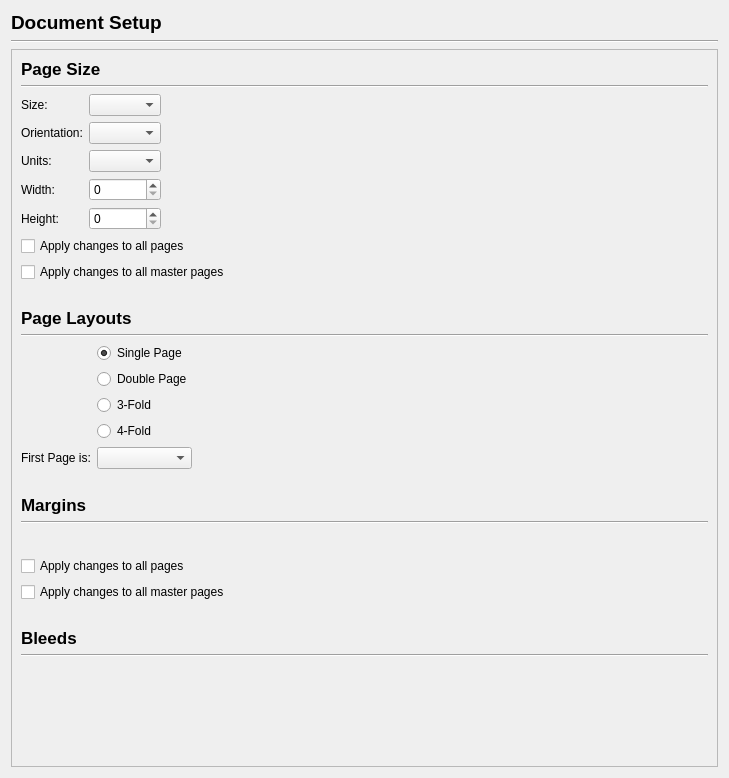
Above: scribus/ui/prefs_documentsetupbase.ui from scribusproject/scribus before the change. Below: the same form after it.
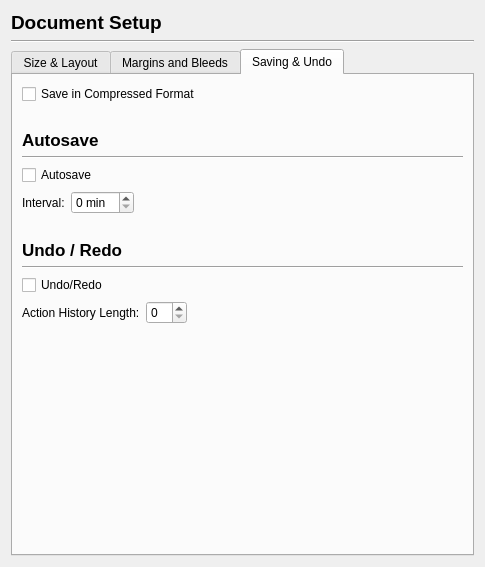
That is the form after the change. Custom widgets are drawn as their Qt base class.

Commit message: Adjust include style as the types are directly used, and bump revision for sync issue

The edit to the form file:
```diff
--- a/scribus/ui/prefs_documentsetupbase.ui
+++ b/scribus/ui/prefs_documentsetupbase.ui
@@ -6,8 +6,8 @@
    <rect>
     <x>0</x>
     <y>0</y>
-    <width>729</width>
-    <height>778</height>
+    <width>485</width>
+    <height>567</height>
    </rect>
   </property>
   <property name="windowTitle">
@@ -36,20 +36,15 @@
     </widget>
    </item>
    <item>
-    <widget class="QScrollArea" name="scrollArea">
-     <property name="widgetResizable">
-      <bool>true</bool>
+    <widget class="QTabWidget" name="tabWidget">
+     <property name="currentIndex">
+      <number>2</number>
      </property>
-     <widget class="QWidget" name="scrollAreaWidgetContents">
-      <property name="geometry">
-       <rect>
-        <x>0</x>
-        <y>0</y>
-        <width>686</width>
-        <height>776</height>
-       </rect>
-      </property>
-      <layout class="QVBoxLayout" name="verticalLayout_2">
+     <widget class="QWidget" name="tab">
+      <attribute name="title">
+       <string>Size &amp;&amp; Layout</string>
+      </attribute>
+      <layout class="QVBoxLayout" name="verticalLayout_4">
        <item>
         <widget class="QLabel" name="label_2">
          <property name="font">
@@ -72,8 +67,6 @@
         </widget>
        </item>
        <item>
-        <layout class="QHBoxLayout" name="horizontalLayout_2">
-         <item>
           <layout class="QFormLayout" name="formLayout">
            <item row="0" column="0">
             <widget class="QLabel" name="pageSizeLabel">
@@ -143,21 +136,6 @@
           </layout>
          </item>
          <item>
-          <spacer name="horizontalSpacer">
-           <property name="orientation">
-            <enum>Qt::Horizontal</enum>
-           </property>
-           <property name="sizeHint" stdset="0">
-            <size>
-             <width>40</width>
-             <height>20</height>
-            </size>
-           </property>
-          </spacer>
-         </item>
-        </layout>
-       </item>
-       <item>
         <widget class="QCheckBox" name="applySizesToAllPagesCheckBox">
          <property name="text">
           <string>Apply changes to all pages</string>
@@ -209,8 +187,6 @@
         </widget>
        </item>
        <item>
-        <layout class="QHBoxLayout" name="horizontalLayout">
-         <item>
           <layout class="QFormLayout" name="formLayout_2">
            <property name="sizeConstraint">
             <enum>QLayout::SetDefaultConstraint</enum>
@@ -274,28 +250,10 @@
           </layout>
          </item>
          <item>
-          <spacer name="horizontalSpacer_2">
-           <property name="orientation">
-            <enum>Qt::Horizontal</enum>
-           </property>
-           <property name="sizeHint" stdset="0">
-            <size>
-             <width>40</width>
-             <height>20</height>
-            </size>
-           </property>
-          </spacer>
-         </item>
-        </layout>
-       </item>
-       <item>
-        <spacer name="verticalSpacer_2">
+        <spacer name="verticalSpacer_5">
          <property name="orientation">
           <enum>Qt::Vertical</enum>
          </property>
-         <property name="sizeType">
-          <enum>QSizePolicy::Fixed</enum>
-         </property>
          <property name="sizeHint" stdset="0">
           <size>
            <width>20</width>
@@ -304,6 +262,13 @@
          </property>
         </spacer>
        </item>
+      </layout>
+     </widget>
+     <widget class="QWidget" name="tab_2">
+      <attribute name="title">
+       <string>Margins and Bleeds</string>
+      </attribute>
+      <layout class="QVBoxLayout" name="verticalLayout_3">
        <item>
         <widget class="QLabel" name="label_8">
          <property name="font">
@@ -421,13 +386,183 @@
          <property name="orientation">
           <enum>Qt::Vertical</enum>
          </property>
+         <property name="sizeHint" stdset="0">
+          <size>
+           <width>20</width>
+           <height>20</height>
+          </size>
+         </property>
+        </spacer>
+       </item>
+      </layout>
+     </widget>
+     <widget class="QWidget" name="tab_3">
+      <attribute name="title">
+       <string>Saving &amp;&amp; Undo</string>
+      </attribute>
+      <layout class="QVBoxLayout" name="verticalLayout_2">
+       <item>
+        <widget class="QCheckBox" name="saveCompressedCheckBox">
+         <property name="text">
+          <string>Save in Compressed Format</string>
+         </property>
+        </widget>
+       </item>
+       <item>
+        <spacer name="verticalSpacer_6">
+         <property name="orientation">
+          <enum>Qt::Vertical</enum>
+         </property>
          <property name="sizeType">
-          <enum>QSizePolicy::MinimumExpanding</enum>
+          <enum>QSizePolicy::Fixed</enum>
          </property>
          <property name="sizeHint" stdset="0">
           <size>
            <width>20</width>
-           <height>40</height>
+           <height>20</height>
+          </size>
+         </property>
+        </spacer>
+       </item>
+       <item>
+        <widget class="QLabel" name="label_4">
+         <property name="font">
+          <font>
+           <pointsize>13</pointsize>
+           <weight>75</weight>
+           <bold>true</bold>
+          </font>
+         </property>
+         <property name="text">
+          <string>Autosave</string>
+         </property>
+        </widget>
+       </item>
+       <item>
+        <widget class="Line" name="line_6">
+         <property name="orientation">
+          <enum>Qt::Horizontal</enum>
+         </property>
+        </widget>
+       </item>
+       <item>
+        <widget class="QCheckBox" name="autosaveCheckBox">
+         <property name="text">
+          <string>Autosave</string>
+         </property>
+        </widget>
+       </item>
+       <item>
+        <layout class="QHBoxLayout" name="horizontalLayout">
+         <item>
+          <widget class="QLabel" name="label">
+           <property name="text">
+            <string>Interval:</string>
+           </property>
+          </widget>
+         </item>
+         <item>
+          <widget class="QSpinBox" name="autosaveIntervalSpinBox">
+           <property name="suffix">
+            <string> min</string>
+           </property>
+          </widget>
+         </item>
+         <item>
+          <spacer name="horizontalSpacer_2">
+           <property name="orientation">
+            <enum>Qt::Horizontal</enum>
+           </property>
+           <property name="sizeHint" stdset="0">
+            <size>
+             <width>40</width>
+             <height>20</height>
+            </size>
+           </property>
+          </spacer>
+         </item>
+        </layout>
+       </item>
+       <item>
+        <spacer name="verticalSpacer_7">
+         <property name="orientation">
+          <enum>Qt::Vertical</enum>
+         </property>
+         <property name="sizeType">
+          <enum>QSizePolicy::Maximum</enum>
+         </property>
+         <property name="sizeHint" stdset="0">
+          <size>
+           <width>20</width>
+           <height>20</height>
+          </size>
+         </property>
+        </spacer>
+       </item>
+       <item>
+        <widget class="QLabel" name="label_5">
+         <property name="font">
+          <font>
+           <pointsize>13</pointsize>
+           <weight>75</weight>
+           <bold>true</bold>
+          </font>
+         </property>
+         <property name="text">
+          <string>Undo / Redo</string>
+         </property>
+        </widget>
+       </item>
+       <item>
+        <widget class="Line" name="line_7">
+         <property name="orientation">
+          <enum>Qt::Horizontal</enum>
+         </property>
+        </widget>
+       </item>
+       <item>
+        <widget class="QCheckBox" name="undoCheckBox">
+         <property name="text">
+          <string>Undo/Redo</string>
+         </property>
+        </widget>
+       </item>
+       <item>
+        <layout class="QHBoxLayout" name="horizontalLayout_2">
+         <item>
+          <widget class="QLabel" name="label_3">
+           <property name="text">
+            <string>Action History Length:</string>
+           </property>
+          </widget>
+         </item>
+         <item>
+          <widget class="QSpinBox" name="undoLengthSpinBox"/>
+         </item>
+         <item>
+          <spacer name="horizontalSpacer">
+           <property name="orientation">
+            <enum>Qt::Horizontal</enum>
+           </property>
+           <property name="sizeHint" stdset="0">
+            <size>
+             <width>40</width>
+             <height>20</height>
+            </size>
+           </property>
+          </spacer>
+         </item>
+        </layout>
+       </item>
+       <item>
+        <spacer name="verticalSpacer_2">
+         <property name="orientation">
+          <enum>Qt::Vertical</enum>
+         </property>
+         <property name="sizeHint" stdset="0">
+          <size>
+           <width>20</width>
+           <height>20</height>
           </size>
          </property>
         </spacer>
```
Lines whose indentation alone changed are shown as unchanged. The commit also changes 6 other files.
